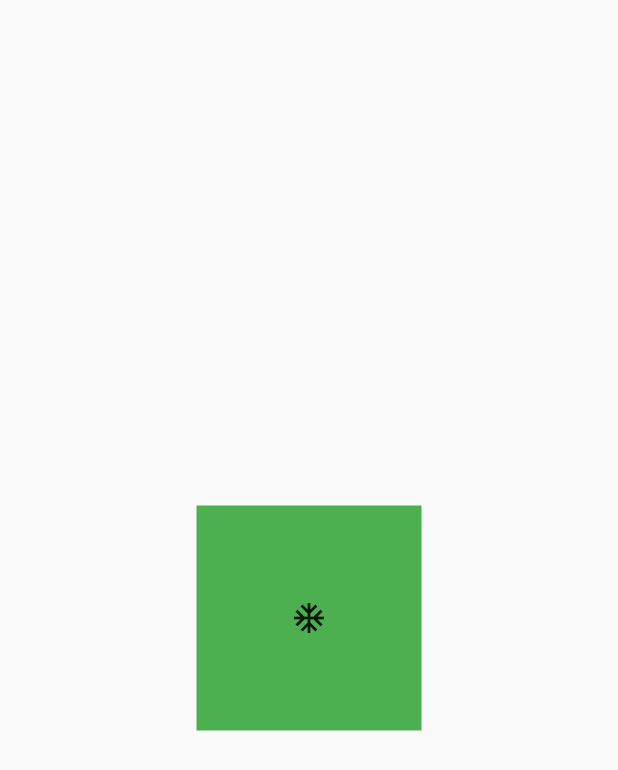
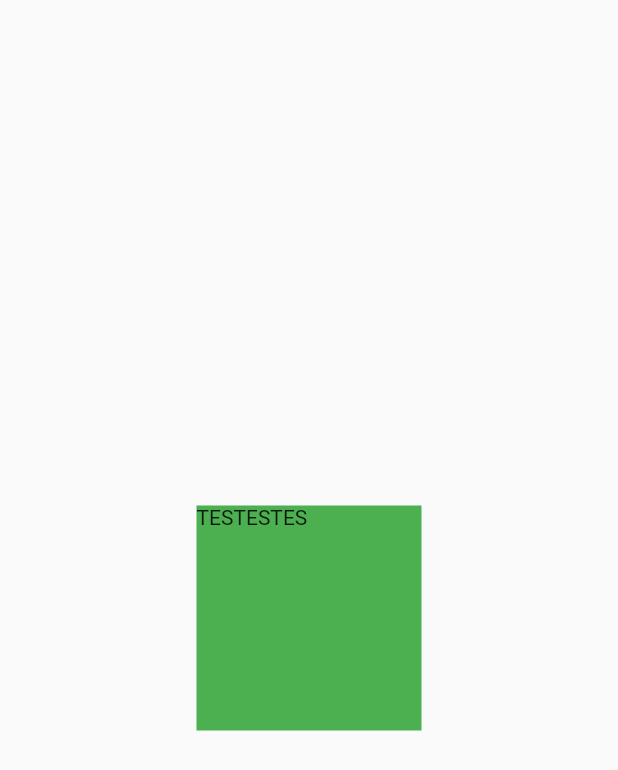
Before and after one commit to scbCode/ManguesDaAmazonia, a Flutter app: the screen it shows after launch, on a phone screen of 412 x 824 dp. Shown: the top 770 px of the screen. Run offline on Flutter 3.47's test engine with Material 2 defaults, Android fonts, the phone set to English and light mode, and no system bars.

Commit message:
postbuild amplify

```diff
--- a/lib/main.dart
+++ b/lib/main.dart
@@ -40,7 +40,7 @@ class _MyHomePageState extends State<MyHomePage> {
                 width: 150.0,
                 height: 150.0,
                 color: Colors.green,
-                child: Icon(Icons.ac_unit),
+                child: Text("TESTESTES"),
               ),
             ),
           ],
```
